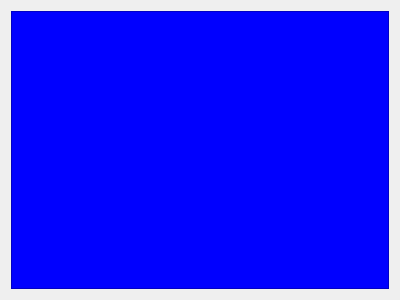
Qt form albumwindow.ui (TheoFRASSI/GaleriePhotoIHM) before a commit.
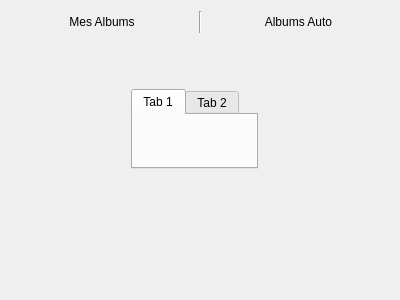
The same form after that commit.

Commit message: AlbumWindow 1ère version

Diff of the .ui file:
```diff
--- a/albumwindow.ui
+++ b/albumwindow.ui
@@ -17,458 +17,78 @@
    <item>
     <layout class="QVBoxLayout" name="verticalLayout">
      <item>
-      <widget class="QFrame" name="frame">
-       <property name="palette">
-        <palette>
-         <active>
-          <colorrole role="WindowText">
-           <brush brushstyle="SolidPattern">
-            <color alpha="255">
-             <red>0</red>
-             <green>0</green>
-             <blue>0</blue>
-            </color>
-           </brush>
-          </colorrole>
-          <colorrole role="Button">
-           <brush brushstyle="SolidPattern">
-            <color alpha="255">
-             <red>0</red>
-             <green>0</green>
-             <blue>255</blue>
-            </color>
-           </brush>
-          </colorrole>
-          <colorrole role="Light">
-           <brush brushstyle="SolidPattern">
-            <color alpha="255">
-             <red>127</red>
-             <green>127</green>
-             <blue>255</blue>
-            </color>
-           </brush>
-          </colorrole>
-          <colorrole role="Midlight">
-           <brush brushstyle="SolidPattern">
-            <color alpha="255">
-             <red>63</red>
-             <green>63</green>
-             <blue>255</blue>
-            </color>
-           </brush>
-          </colorrole>
-          <colorrole role="Dark">
-           <brush brushstyle="SolidPattern">
-            <color alpha="255">
-             <red>0</red>
-             <green>0</green>
-             <blue>127</blue>
-            </color>
-           </brush>
-          </colorrole>
-          <colorrole role="Mid">
-           <brush brushstyle="SolidPattern">
-            <color alpha="255">
-             <red>0</red>
-             <green>0</green>
-             <blue>170</blue>
-            </color>
-           </brush>
-          </colorrole>
-          <colorrole role="Text">
-           <brush brushstyle="SolidPattern">
-            <color alpha="255">
-             <red>0</red>
-             <green>0</green>
-             <blue>0</blue>
-            </color>
-           </brush>
-          </colorrole>
-          <colorrole role="BrightText">
-           <brush brushstyle="SolidPattern">
-            <color alpha="255">
-             <red>255</red>
-             <green>255</green>
-             <blue>255</blue>
-            </color>
-           </brush>
-          </colorrole>
-          <colorrole role="ButtonText">
-           <brush brushstyle="SolidPattern">
-            <color alpha="255">
-             <red>0</red>
-             <green>0</green>
-             <blue>0</blue>
-            </color>
-           </brush>
-          </colorrole>
-          <colorrole role="Base">
-           <brush brushstyle="SolidPattern">
-            <color alpha="255">
-             <red>255</red>
-             <green>255</green>
-             <blue>255</blue>
-            </color>
-           </brush>
-          </colorrole>
-          <colorrole role="Window">
-           <brush brushstyle="SolidPattern">
-            <color alpha="255">
-             <red>0</red>
-             <green>0</green>
-             <blue>255</blue>
-            </color>
-           </brush>
-          </colorrole>
-          <colorrole role="Shadow">
-           <brush brushstyle="SolidPattern">
-            <color alpha="255">
-             <red>0</red>
-             <green>0</green>
-             <blue>0</blue>
-            </color>
-           </brush>
-          </colorrole>
-          <colorrole role="AlternateBase">
-           <brush brushstyle="SolidPattern">
-            <color alpha="255">
-             <red>127</red>
-             <green>127</green>
-             <blue>255</blue>
-            </color>
-           </brush>
-          </colorrole>
-          <colorrole role="ToolTipBase">
-           <brush brushstyle="SolidPattern">
-            <color alpha="255">
-             <red>255</red>
-             <green>255</green>
-             <blue>220</blue>
-            </color>
-           </brush>
-          </colorrole>
-          <colorrole role="ToolTipText">
-           <brush brushstyle="SolidPattern">
-            <color alpha="255">
-             <red>0</red>
-             <green>0</green>
-             <blue>0</blue>
-            </color>
-           </brush>
-          </colorrole>
-          <colorrole role="PlaceholderText">
-           <brush brushstyle="SolidPattern">
-            <color alpha="128">
-             <red>0</red>
-             <green>0</green>
-             <blue>0</blue>
-            </color>
-           </brush>
-          </colorrole>
-         </active>
-         <inactive>
-          <colorrole role="WindowText">
-           <brush brushstyle="SolidPattern">
-            <color alpha="255">
-             <red>0</red>
-             <green>0</green>
-             <blue>0</blue>
-            </color>
-           </brush>
-          </colorrole>
-          <colorrole role="Button">
-           <brush brushstyle="SolidPattern">
-            <color alpha="255">
-             <red>0</red>
-             <green>0</green>
-             <blue>255</blue>
-            </color>
-           </brush>
-          </colorrole>
-          <colorrole role="Light">
-           <brush brushstyle="SolidPattern">
-            <color alpha="255">
-             <red>127</red>
-             <green>127</green>
-             <blue>255</blue>
-            </color>
-           </brush>
-          </colorrole>
-          <colorrole role="Midlight">
-           <brush brushstyle="SolidPattern">
-            <color alpha="255">
-             <red>63</red>
-             <green>63</green>
-             <blue>255</blue>
-            </color>
-           </brush>
-          </colorrole>
-          <colorrole role="Dark">
-           <brush brushstyle="SolidPattern">
-            <color alpha="255">
-             <red>0</red>
-             <green>0</green>
-             <blue>127</blue>
-            </color>
-           </brush>
-          </colorrole>
-          <colorrole role="Mid">
-           <brush brushstyle="SolidPattern">
-            <color alpha="255">
-             <red>0</red>
-             <green>0</green>
-             <blue>170</blue>
-            </color>
-           </brush>
-          </colorrole>
-          <colorrole role="Text">
-           <brush brushstyle="SolidPattern">
-            <color alpha="255">
-             <red>0</red>
-             <green>0</green>
-             <blue>0</blue>
-            </color>
-           </brush>
-          </colorrole>
-          <colorrole role="BrightText">
-           <brush brushstyle="SolidPattern">
-            <color alpha="255">
-             <red>255</red>
-             <green>255</green>
-             <blue>255</blue>
-            </color>
-           </brush>
-          </colorrole>
-          <colorrole role="ButtonText">
-           <brush brushstyle="SolidPattern">
-            <color alpha="255">
-             <red>0</red>
-             <green>0</green>
-             <blue>0</blue>
-            </color>
-           </brush>
-          </colorrole>
-          <colorrole role="Base">
-           <brush brushstyle="SolidPattern">
-            <color alpha="255">
-             <red>255</red>
-             <green>255</green>
-             <blue>255</blue>
-            </color>
-           </brush>
-          </colorrole>
-          <colorrole role="Window">
-           <brush brushstyle="SolidPattern">
-            <color alpha="255">
-             <red>0</red>
-             <green>0</green>
-             <blue>255</blue>
-            </color>
-           </brush>
-          </colorrole>
-          <colorrole role="Shadow">
-           <brush brushstyle="SolidPattern">
-            <color alpha="255">
-             <red>0</red>
-             <green>0</green>
-             <blue>0</blue>
-            </color>
-           </brush>
-          </colorrole>
-          <colorrole role="AlternateBase">
-           <brush brushstyle="SolidPattern">
-            <color alpha="255">
-             <red>127</red>
-             <green>127</green>
-             <blue>255</blue>
-            </color>
-           </brush>
-          </colorrole>
-          <colorrole role="ToolTipBase">
-           <brush brushstyle="SolidPattern">
-            <color alpha="255">
-             <red>255</red>
-             <green>255</green>
-             <blue>220</blue>
-            </color>
-           </brush>
-          </colorrole>
-          <colorrole role="ToolTipText">
-           <brush brushstyle="SolidPattern">
-            <color alpha="255">
-             <red>0</red>
-             <green>0</green>
-             <blue>0</blue>
-            </color>
-           </brush>
-          </colorrole>
-          <colorrole role="PlaceholderText">
-           <brush brushstyle="SolidPattern">
-            <color alpha="128">
-             <red>0</red>
-             <green>0</green>
-             <blue>0</blue>
-            </color>
-           </brush>
-          </colorrole>
-         </inactive>
-         <disabled>
-          <colorrole role="WindowText">
-           <brush brushstyle="SolidPattern">
-            <color alpha="255">
-             <red>0</red>
-             <green>0</green>
-             <blue>127</blue>
-            </color>
-           </brush>
-          </colorrole>
-          <colorrole role="Button">
-           <brush brushstyle="SolidPattern">
-            <color alpha="255">
-             <red>0</red>
-             <green>0</green>
-             <blue>255</blue>
-            </color>
-           </brush>
-          </colorrole>
-          <colorrole role="Light">
-           <brush brushstyle="SolidPattern">
-            <color alpha="255">
-             <red>127</red>
-             <green>127</green>
-             <blue>255</blue>
-            </color>
-           </brush>
-          </colorrole>
-          <colorrole role="Midlight">
-           <brush brushstyle="SolidPattern">
-            <color alpha="255">
-             <red>63</red>
-             <green>63</green>
-             <blue>255</blue>
-            </color>
-           </brush>
-          </colorrole>
-          <colorrole role="Dark">
-           <brush brushstyle="SolidPattern">
-            <color alpha="255">
-             <red>0</red>
-             <green>0</green>
-             <blue>127</blue>
-            </color>
-           </brush>
-          </colorrole>
-          <colorrole role="Mid">
-           <brush brushstyle="SolidPattern">
-            <color alpha="255">
-             <red>0</red>
-             <green>0</green>
-             <blue>170</blue>
-            </color>
-           </brush>
-          </colorrole>
-          <colorrole role="Text">
-           <brush brushstyle="SolidPattern">
-            <color alpha="255">
-             <red>0</red>
-             <green>0</green>
-             <blue>127</blue>
-            </color>
-           </brush>
-          </colorrole>
-          <colorrole role="BrightText">
-           <brush brushstyle="SolidPattern">
-            <color alpha="255">
-             <red>255</red>
-             <green>255</green>
-             <blue>255</blue>
-            </color>
-           </brush>
-          </colorrole>
-          <colorrole role="ButtonText">
-           <brush brushstyle="SolidPattern">
-            <color alpha="255">
-             <red>0</red>
-             <green>0</green>
-             <blue>127</blue>
-            </color>
-           </brush>
-          </colorrole>
-          <colorrole role="Base">
-           <brush brushstyle="SolidPattern">
-            <color alpha="255">
-             <red>0</red>
-             <green>0</green>
-             <blue>255</blue>
-            </color>
-           </brush>
-          </colorrole>
-          <colorrole role="Window">
-           <brush brushstyle="SolidPattern">
-            <color alpha="255">
-             <red>0</red>
-             <green>0</green>
-             <blue>255</blue>
-            </color>
-           </brush>
-          </colorrole>
-          <colorrole role="Shadow">
-           <brush brushstyle="SolidPattern">
-            <color alpha="255">
-             <red>0</red>
-             <green>0</green>
-             <blue>0</blue>
-            </color>
-           </brush>
-          </colorrole>
-          <colorrole role="AlternateBase">
-           <brush brushstyle="SolidPattern">
-            <color alpha="255">
-             <red>0</red>
-             <green>0</green>
-             <blue>255</blue>
-            </color>
-           </brush>
-          </colorrole>
-          <colorrole role="ToolTipBase">
-           <brush brushstyle="SolidPattern">
-            <color alpha="255">
-             <red>255</red>
-             <green>255</green>
-             <blue>220</blue>
-            </color>
-           </brush>
-          </colorrole>
-          <colorrole role="ToolTipText">
-           <brush brushstyle="SolidPattern">
-            <color alpha="255">
-             <red>0</red>
-             <green>0</green>
-             <blue>0</blue>
-            </color>
-           </brush>
-          </colorrole>
-          <colorrole role="PlaceholderText">
-           <brush brushstyle="SolidPattern">
-            <color alpha="128">
-             <red>0</red>
-             <green>0</green>
-             <blue>0</blue>
-            </color>
-           </brush>
-          </colorrole>
-         </disabled>
-        </palette>
+      <layout class="QHBoxLayout" name="horizontalLayout_2">
+       <item>
+        <widget class="QPushButton" name="albPersoButton">
+         <property name="text">
+          <string>Mes Albums</string>
+         </property>
+         <property name="flat">
+          <bool>true</bool>
+         </property>
+        </widget>
+       </item>
+       <item>
+        <widget class="Line" name="line">
+         <property name="orientation">
+          <enum>Qt::Vertical</enum>
+         </property>
+        </widget>
+       </item>
+       <item>
+        <widget class="QPushButton" name="albAutoButton">
+         <property name="text">
+          <string>Albums Auto</string>
+         </property>
+         <property name="flat">
+          <bool>true</bool>
+         </property>
+        </widget>
+       </item>
+      </layout>
+     </item>
+     <item>
+      <widget class="QStackedWidget" name="stackedWidget">
+       <property name="currentIndex">
+        <number>0</number>
        </property>
-       <property name="autoFillBackground">
-        <bool>true</bool>
-       </property>
-       <property name="frameShape">
-        <enum>QFrame::StyledPanel</enum>
-       </property>
-       <property name="frameShadow">
-        <enum>QFrame::Raised</enum>
-       </property>
+       <widget class="QWidget" name="page">
+        <widget class="QTabWidget" name="tabWidget">
+         <property name="geometry">
+          <rect>
+           <x>120</x>
+           <y>50</y>
+           <width>127</width>
+           <height>80</height>
+          </rect>
+         </property>
+         <widget class="QWidget" name="tab">
+          <attribute name="title">
+           <string>Tab 1</string>
+          </attribute>
+         </widget>
+         <widget class="QWidget" name="tab_2">
+          <attribute name="title">
+           <string>Tab 2</string>
+          </attribute>
+         </widget>
+        </widget>
+       </widget>
+       <widget class="QWidget" name="page_2">
+        <widget class="QCommandLinkButton" name="commandLinkButton">
+         <property name="geometry">
+          <rect>
+           <x>130</x>
+           <y>30</y>
+           <width>172</width>
+           <height>41</height>
+          </rect>
+         </property>
+         <property name="text">
+          <string>CommandLinkButton</string>
+         </property>
+        </widget>
+       </widget>
       </widget>
      </item>
     </layout>
```
The commit also changes 2 other files.
